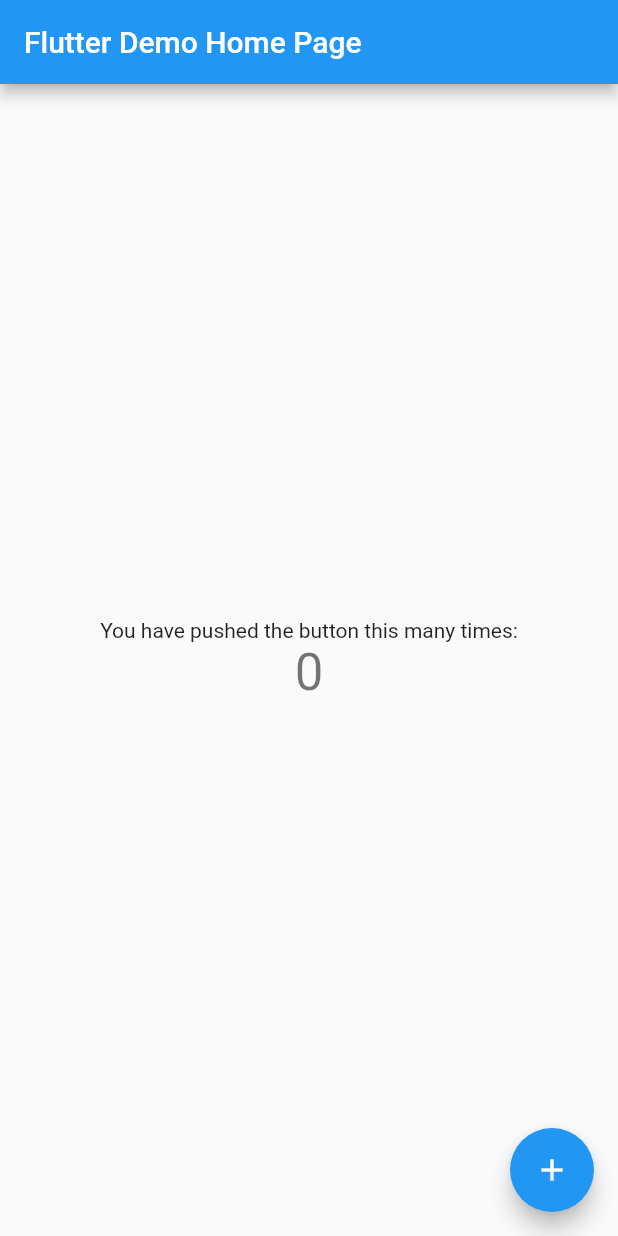
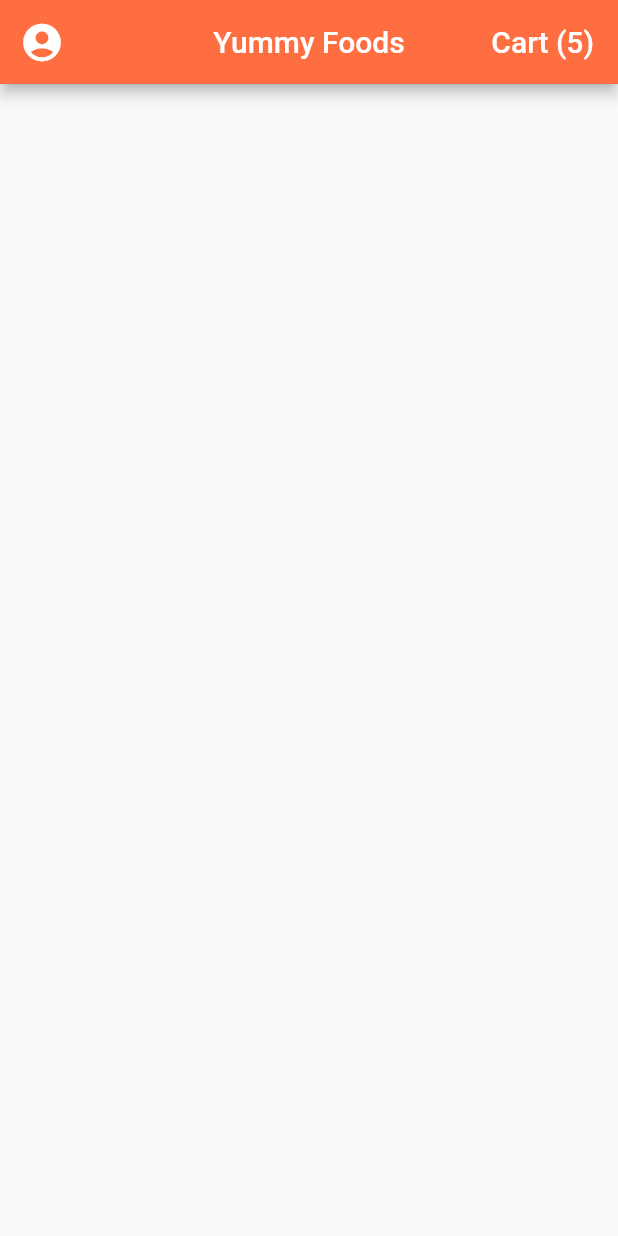
Before and after one commit to Sarantha/Flutter_FoodAppUI, a Flutter app: the screen it shows after launch, on a phone screen of 412 x 824 dp. Run offline on Flutter 3.47's test engine with Material 2 defaults, Android fonts, the phone set to English and light mode, and no system bars.

Commit message:
home screen appbar complete

```diff
--- a/lib/main.dart
+++ b/lib/main.dart
@@ -1,4 +1,6 @@
 import 'package:flutter/material.dart';
+
+import 'screens/home_screen.dart';
 
 void main() {
   runApp(MyApp());
@@ -9,109 +11,12 @@ class MyApp extends StatelessWidget {
   @override
   Widget build(BuildContext context) {
     return MaterialApp(
-      title: 'Flutter Demo',
+      title: 'Yummy Foods',
+      debugShowCheckedModeBanner: false,
       theme: ThemeData(
-        // This is the theme of your application.
-        //
-        // Try running your application with "flutter run". You'll see the
-        // application has a blue toolbar. Then, without quitting the app, try
-        // changing the primarySwatch below to Colors.green and then invoke
-        // "hot reload" (press "r" in the console where you ran "flutter run",
-        // or simply save your changes to "hot reload" in a Flutter IDE).
-        // Notice that the counter didn't reset back to zero; the application
-        // is not restarted.
-        primarySwatch: Colors.blue,
-        // This makes the visual density adapt to the platform that you run
-        // the app on. For desktop platforms, the controls will be smaller and
-        // closer together (more dense) than on mobile platforms.
-        visualDensity: VisualDensity.adaptivePlatformDensity,
-      ),
-      home: MyHomePage(title: 'Flutter Demo Home Page'),
+          scaffoldBackgroundColor: Colors.grey[50],
+          primaryColor: Colors.deepOrangeAccent),
+      home: HomeScreen(),
     );
   }
 }
-
-class MyHomePage extends StatefulWidget {
-  MyHomePage({Key key, this.title}) : super(key: key);
-
-  // This widget is the home page of your application. It is stateful, meaning
-  // that it has a State object (defined below) that contains fields that affect
-  // how it looks.
-
-  // This class is the configuration for the state. It holds the values (in this
-  // case the title) provided by the parent (in this case the App widget) and
-  // used by the build method of the State. Fields in a Widget subclass are
-  // always marked "final".
-
-  final String title;
-
-  @override
-  _MyHomePageState createState() => _MyHomePageState();
-}
-
-class _MyHomePageState extends State<MyHomePage> {
-  int _counter = 0;
-
-  void _incrementCounter() {
-    setState(() {
-      // This call to setState tells the Flutter framework that something has
-      // changed in this State, which causes it to rerun the build method below
-      // so that the display can reflect the updated values. If we changed
-      // _counter without calling setState(), then the build method would not be
-      // called again, and so nothing would appear to happen.
-      _counter++;
-    });
-  }
-
-  @override
-  Widget build(BuildContext context) {
-    // This method is rerun every time setState is called, for instance as done
-    // by the _incrementCounter method above.
-    //
-    // The Flutter framework has been optimized to make rerunning build methods
-    // fast, so that you can just rebuild anything that needs updating rather
-    // than having to individually change instances of widgets.
-    return Scaffold(
-      appBar: AppBar(
-        // Here we take the value from the MyHomePage object that was created by
-        // the App.build method, and use it to set our appbar title.
-        title: Text(widget.title),
-      ),
-      body: Center(
-        // Center is a layout widget. It takes a single child and positions it
-        // in the middle of the parent.
-        child: Column(
-          // Column is also a layout widget. It takes a list of children and
-          // arranges them vertically. By default, it sizes itself to fit its
-          // children horizontally, and tries to be as tall as its parent.
-          //
-          // Invoke "debug painting" (press "p" in the console, choose the
-          // "Toggle Debug Paint" action from the Flutter Inspector in Android
-          // Studio, or the "Toggle Debug Paint" command in Visual Studio Code)
-          // to see the wireframe for each widget.
-          //
-          // Column has various properties to control how it sizes itself and
-          // how it positions its children. Here we use mainAxisAlignment to
-          // center the children vertically; the main axis here is the vertical
-          // axis because Columns are vertical (the cross axis would be
-          // horizontal).
-          mainAxisAlignment: MainAxisAlignment.center,
-          children: <Widget>[
-            Text(
-              'You have pushed the button this many times:',
-            ),
-            Text(
-              '$_counter',
-              style: Theme.of(context).textTheme.headline4,
-            ),
-          ],
-        ),
-      ),
-      floatingActionButton: FloatingActionButton(
-        onPressed: _incrementCounter,
-        tooltip: 'Increment',
-        child: Icon(Icons.add),
-      ), // This trailing comma makes auto-formatting nicer for build methods.
-    );
-  }
-}
--- /dev/null
+++ b/lib/screens/home_screen.dart
@@ -0,0 +1,31 @@
+import 'package:flutter/material.dart';
+import 'package:foodApp/data/data.dart';
+
+class HomeScreen extends StatefulWidget {
+  @override
+  _HomeScreenState createState() => _HomeScreenState();
+}
+
+class _HomeScreenState extends State<HomeScreen> {
+  @override
+  Widget build(BuildContext context) {
+    return Scaffold(
+      appBar: AppBar(
+        leading: IconButton(
+            icon: Icon(Icons.account_circle), iconSize: 30.0, onPressed: () {}),
+        centerTitle: true,
+        title: Text(
+          "Yummy Foods",
+        ),
+        actions: <Widget>[
+          FlatButton(
+              onPressed: null,
+              child: Text(
+                'Cart (${currentUser.cart.length})',
+                style: TextStyle(fontSize: 20.0, color: Colors.white),
+              ))
+        ],
+      ),
+    );
+  }
+}
```
